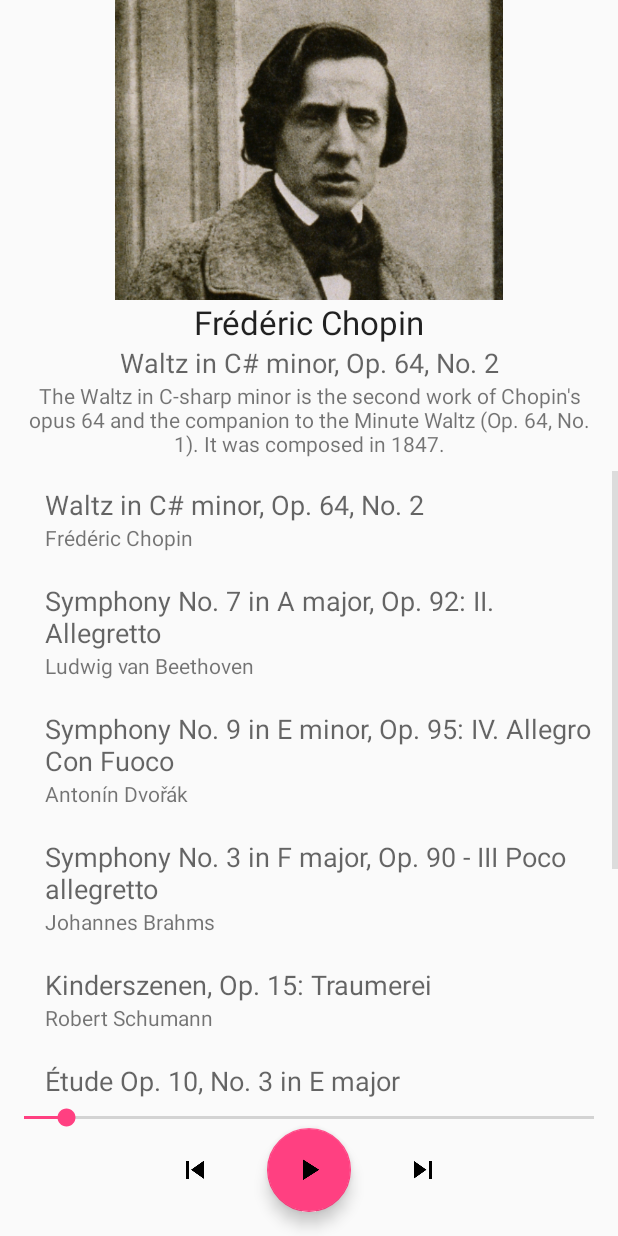
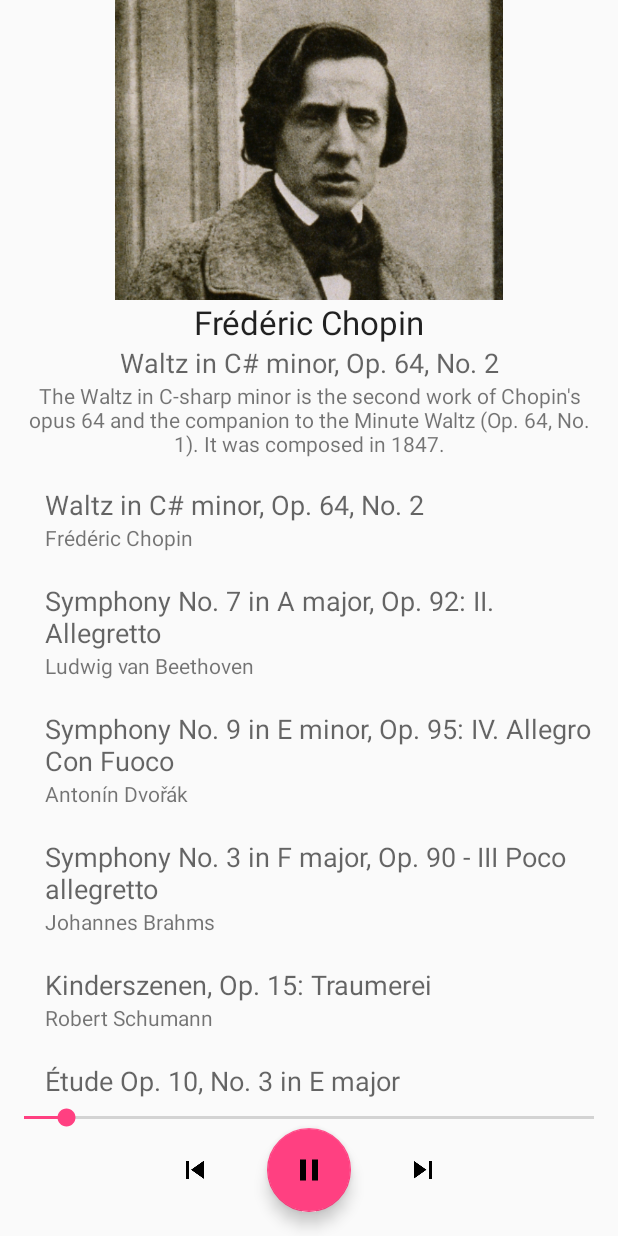
Before and after one commit to ergobot/Android07-SimpleMusicPlayer, an Android app: the screen it shows after launch (MainActivity), after a tap on "Waltz in C# minor, Op. 64, No. 2", on a phone screen of 412 x 824 dp. Run offline under Robolectric (Android 15) with nearby library versions, the light colour scheme and no system bars; 3 other taps on this screen came first.

Commit message:
playback changes

```diff
--- a/app/src/main/java/org/alteredbot/simplemusicplayer/MainActivity.java
+++ b/app/src/main/java/org/alteredbot/simplemusicplayer/MainActivity.java
@@ -79,17 +79,7 @@ public class MainActivity extends AppCompatActivity {
         mAdapter = new SongAdapter(songList, new SongAdapter.OnItemClickListener() {
             @Override
             public void onItemClick(Song item) {
-
-                contentImage.setImageResource(item.getPictureHolder());
-                contentComposer.setText(item.getComposer());
-                contentTitle.setText(item.getTitle());
-                contentDescription.setText(item.getDescription());
-
-                Toast.makeText(getApplicationContext(),item.getTitle(),Toast.LENGTH_SHORT);
-                currentSong = item;
                 playSong(item);
-
-
             }
         });
         mRecyclerView.setAdapter(mAdapter);
@@ -103,10 +93,10 @@ public class MainActivity extends AppCompatActivity {
 
                 if(currentSong == null){
                     // no song selected play the last song in the list
-                    playSong(songList.get(songList.size()));
+                    playSong(songList.get(songList.size()-1));
                 }else if(songList.indexOf(currentSong) == 0){
                     //
-                    playSong(songList.get(songList.size()));
+                    playSong(songList.get(songList.size()-1));
                 }else{
 
                     int previousSongIndex = songList.indexOf(currentSong)-1;
@@ -132,8 +122,9 @@ public class MainActivity extends AppCompatActivity {
                 }
                 if(currentSong == null){
                     // no song selected play the first song in the list
+//                    mRecyclerView.findViewHolderForAdapterPosition(0).itemView.callOnClick();
                     playSong(songList.get(0));
-                }else if(songList.indexOf(currentSong) == songList.size()){
+                }else if(songList.indexOf(currentSong) == songList.size()-1){
                     playSong(songList.get(0));
                 }else{
 
@@ -153,9 +144,13 @@ public class MainActivity extends AppCompatActivity {
     private void toggleMediaPlayer(){
         if(mediaPlayer != null) {
             if (mediaPlayer.isPlaying()) {
+                actionButton.setImageResource(R.drawable.ic_play_arrow_black_24dp);
                 mediaPlayer.pause();
+
             } else {
                 mediaPlayer.start();
+                actionButton.setImageResource(R.drawable.ic_pause_black_24dp);
+
             }
         }
     }
@@ -177,6 +172,13 @@ public class MainActivity extends AppCompatActivity {
         }
         seekbar.setProgress((int)startTime);
         myHandler.postDelayed(UpdateSongTime,1000);
+
+        contentImage.setImageResource(song.getPictureHolder());
+        contentComposer.setText(song.getComposer());
+        contentTitle.setText(song.getTitle());
+        contentDescription.setText(song.getDescription());
+        actionButton.setImageResource(R.drawable.ic_pause_black_24dp);
+        currentSong = song;
     }
 
 
```
Also changed, not shown: app/src/main/res/drawable-hdpi/ic_pause_black_24dp.png (added), app/src/main/res/drawable-mdpi/ic_pause_black_24dp.png (added), app/src/main/res/drawable-xhdpi/ic_pause_black_24dp.png (added), app/src/main/res/drawable-xxhdpi/ic_pause_black_24dp.png (added), app/src/main/res/drawable-xxxhdpi/ic_pause_black_24dp.png (added).
